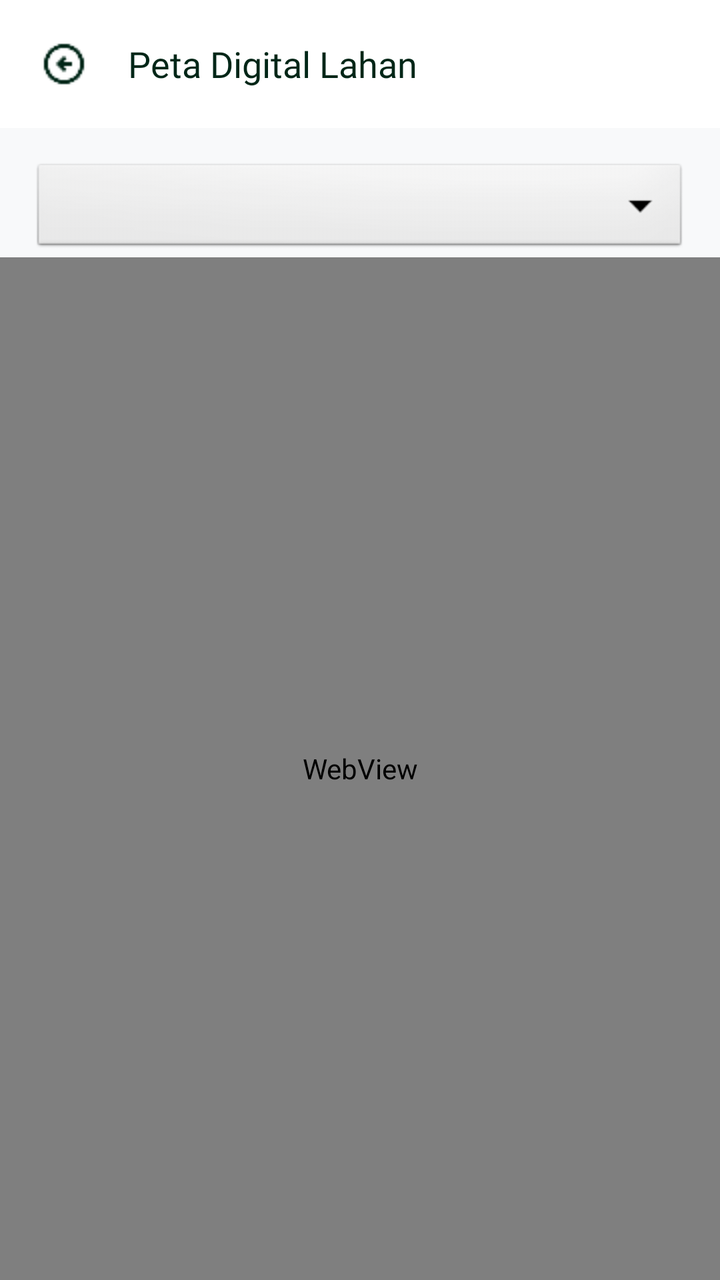
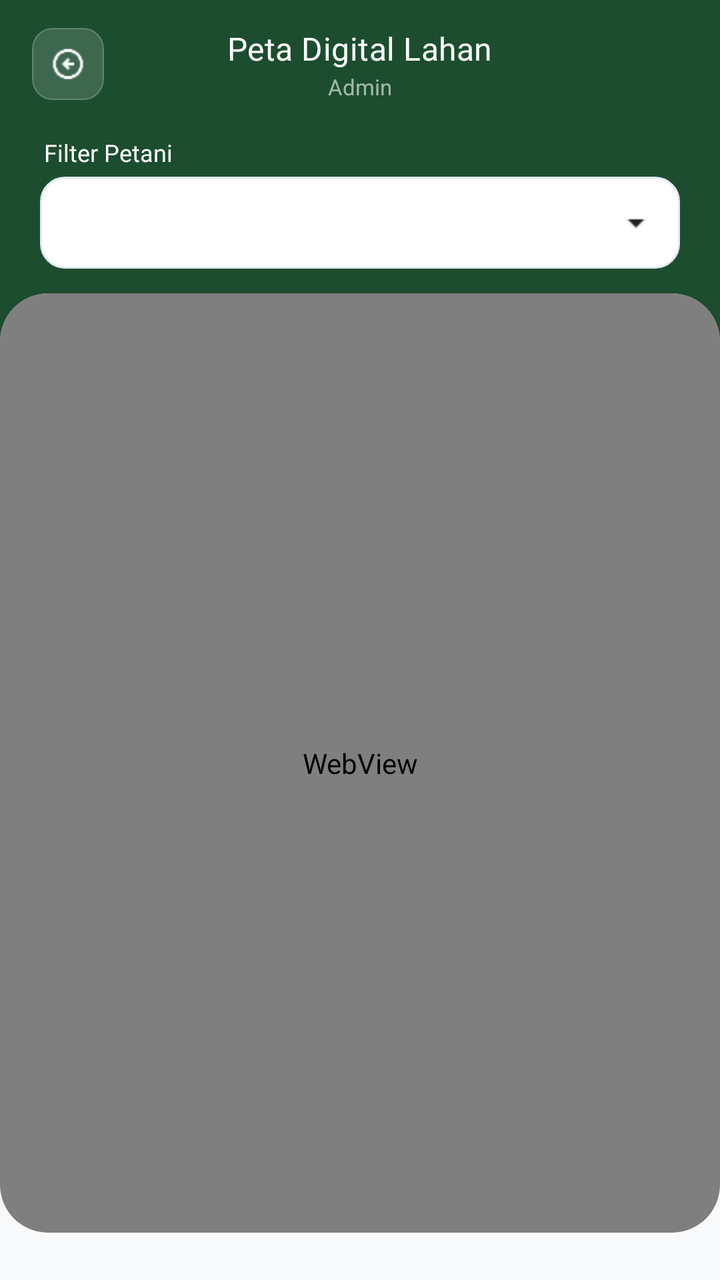

The first picture is an Android layout as it rendered before a commit; the second is the same layout after the commit. The layout source and the unified diff follow.
<!-- AndroidManifest.xml: application theme Theme.Notasawit -->
<!-- res/layout/activity_peta_lahan.xml -->
<?xml version="1.0" encoding="utf-8"?>
<androidx.constraintlayout.widget.ConstraintLayout
    xmlns:android="http://schemas.android.com/apk/res/android"
    xmlns:app="http://schemas.android.com/apk/res-auto"
    xmlns:tools="http://schemas.android.com/tools"
    android:layout_width="match_parent"
    android:layout_height="match_parent"
    android:background="#F8F9FA"
    android:fitsSystemWindows="true"
    tools:context=".Admin.PetaLahan.PetaLahanActivity">

    
    <com.google.android.material.appbar.AppBarLayout
        android:id="@+id/appBar"
        android:layout_width="match_parent"
        android:layout_height="wrap_content"
        android:background="@color/white"
        app:elevation="2dp"
        app:layout_constraintTop_toTopOf="parent">

        <androidx.appcompat.widget.Toolbar
            android:id="@+id/toolbar"
            android:layout_width="match_parent"
            android:layout_height="?attr/actionBarSize">
            
            <LinearLayout
                android:layout_width="match_parent"
                android:layout_height="match_parent"
                android:gravity="center_vertical"
                android:orientation="horizontal">

                <ImageView
                    android:id="@+id/btnBack"
                    android:layout_width="32dp"
                    android:layout_height="32dp"
                    android:layout_marginEnd="16dp"
                    android:background="?attr/selectableItemBackgroundBorderless"
                    android:clickable="true"
                    android:focusable="true"
                    android:padding="4dp"
                    android:src="@drawable/ic_arrow_left"
                    app:tint="#002617" />

                <TextView
                    android:layout_width="wrap_content"
                    android:layout_height="wrap_content"
                    android:text="Peta Digital Lahan"
                    android:textColor="#002617"
                    android:textSize="18sp"
                    android:fontFamily="@font/poppins_bold" />
                    
            </LinearLayout>
        </androidx.appcompat.widget.Toolbar>
    </com.google.android.material.appbar.AppBarLayout>

    <Spinner
        android:id="@+id/spinnerPetani"
        android:layout_width="match_parent"
        android:layout_height="wrap_content"
        android:layout_margin="16dp"
        android:padding="8dp"
        android:background="@android:drawable/btn_dropdown"
        app:layout_constraintTop_toBottomOf="@id/appBar"
        app:layout_constraintStart_toStartOf="parent"
        app:layout_constraintEnd_toEndOf="parent" />

    <WebView
        android:id="@+id/webViewPeta"
        android:layout_width="match_parent"
        android:layout_height="0dp"
        app:layout_constraintTop_toBottomOf="@id/spinnerPetani"
        app:layout_constraintBottom_toBottomOf="parent" />

    <ProgressBar
        android:id="@+id/progressBar"
        android:layout_width="wrap_content"
        android:layout_height="wrap_content"
        android:visibility="gone"
        app:layout_constraintTop_toTopOf="parent"
        app:layout_constraintBottom_toBottomOf="parent"
        app:layout_constraintStart_toStartOf="parent"
        app:layout_constraintEnd_toEndOf="parent" />

</androidx.constraintlayout.widget.ConstraintLayout>
<!-- resources referenced by this layout -->
<resources>
  <color name="white">#FFFFFFFF</color>
  <!-- drawable ic_arrow_left: png bitmap (drawable, 666 bytes) -->
  <style name="Theme.Notasawit" parent="Base.Theme.Notasawit" />
  <style name="Base.Theme.Notasawit" parent="Theme.Material3.Light.NoActionBar">
          
          <item name="colorPrimary">@color/primary</item>
          <item name="colorSecondary">@color/secondary</item>
          <item name="colorTertiary">@color/tertiary</item>
          <item name="android:statusBarColor">@color/white</item>
          <item name="android:windowLightStatusBar">true</item>
          
          <item name="elevationOverlayEnabled">false</item>
          <item name="colorSurface">@color/white</item>
          
          <item name="colorControlNormal">@color/tertiary</item>
          <item name="colorControlActivated">@color/primary</item>
      </style>
  <color name="primary">#1B4D2E</color>
  <color name="secondary">#D4AF37</color>
  <color name="tertiary">#002617</color>
</resources>

<!-- the commit's change to res/layout/activity_peta_lahan.xml (unified diff, before → after) -->
@@ -1,84 +1,144 @@
 <?xml version="1.0" encoding="utf-8"?>
-<androidx.constraintlayout.widget.ConstraintLayout
+<LinearLayout
     xmlns:android="http://schemas.android.com/apk/res/android"
     xmlns:app="http://schemas.android.com/apk/res-auto"
     xmlns:tools="http://schemas.android.com/tools"
     android:layout_width="match_parent"
     android:layout_height="match_parent"
+    android:orientation="vertical"
     android:background="#F8F9FA"
     android:fitsSystemWindows="true"
     tools:context=".Admin.PetaLahan.PetaLahanActivity">
 
     
-    <com.google.android.material.appbar.AppBarLayout
-        android:id="@+id/appBar"
+    <LinearLayout
+        android:layout_width="match_parent"
+        android:layout_height="64dp"
+        android:orientation="horizontal"
+        android:gravity="center_vertical"
+        android:paddingStart="16dp"
+        android:paddingEnd="16dp"
+        android:background="@drawable/bg_toolbar_gradient">
+
+        
+        <LinearLayout
+            android:id="@+id/btnBack"
+            android:layout_width="36dp"
+            android:layout_height="36dp"
+            android:gravity="center"
+            android:background="@drawable/bg_toolbar_btn"
+            android:clickable="true"
+            android:focusable="true">
+
+            <ImageView
+                android:layout_width="18dp"
+                android:layout_height="18dp"
+                android:src="@drawable/ic_arrow_left"
+                app:tint="#FFFFFF"
+                android:contentDescription="Kembali" />
+        </LinearLayout>
+
+        
+        <LinearLayout
+            android:layout_width="0dp"
+            android:layout_height="wrap_content"
+            android:layout_weight="1"
+            android:orientation="vertical"
+            android:gravity="center_horizontal"
+            android:layout_marginStart="12dp"
+            android:layout_marginEnd="12dp">
+
+            <TextView
+                android:layout_width="wrap_content"
+                android:layout_height="wrap_content"
+                android:text="Peta Digital Lahan"
+                android:textColor="#FFFFFF"
+                android:textSize="16sp"
+                android:fontFamily="@font/poppins_bold"
+                android:letterSpacing="0.01" />
+
+            <TextView
+                android:layout_width="wrap_content"
+                android:layout_height="wrap_content"
+                android:text="Admin"
+                android:textColor="#99FFFFFF"
+                android:textSize="11sp"
+                android:layout_marginTop="1dp" />
+        </LinearLayout>
+
+        
+        <View
+            android:layout_width="36dp"
+            android:layout_height="36dp" />
+
+    </LinearLayout>
+
+    
+    <LinearLayout
         android:layout_width="match_parent"
         android:layout_height="wrap_content"
-        android:background="@color/white"
-        app:elevation="2dp"
-        app:layout_constraintTop_toTopOf="parent">
+        android:orientation="vertical"
+        android:background="@drawable/bg_toolbar_gradient"
+        android:paddingStart="20dp"
+        android:paddingEnd="20dp"
+        android:paddingTop="4dp"
+        android:paddingBottom="36dp">
 
-        <androidx.appcompat.widget.Toolbar
-            android:id="@+id/toolbar"
+        <LinearLayout
             android:layout_width="match_parent"
-            android:layout_height="?attr/actionBarSize">
-            
-            <LinearLayout
+            android:layout_height="wrap_content"
+            android:orientation="vertical">
+
+            <TextView
+                android:layout_width="wrap_content"
+                android:layout_height="wrap_content"
+                android:text="Filter Petani"
+                android:textColor="#FFFFFF"
+                android:textSize="12sp"
+                android:fontFamily="@font/poppins_medium"
+                android:layout_marginBottom="4dp"
+                android:layout_marginStart="2dp" />
+
+            <Spinner
+                android:id="@+id/spinnerPetani"
                 android:layout_width="match_parent"
-                android:layout_height="match_parent"
-                android:gravity="center_vertical"
-                android:orientation="horizontal">
+                android:layout_height="46dp"
+                android:paddingStart="14dp"
+                android:paddingEnd="14dp"
+                android:background="@drawable/bg_dropdown_white" />
+        </LinearLayout>
 
-                <ImageView
-                    android:id="@+id/btnBack"
-                    android:layout_width="32dp"
-                    android:layout_height="32dp"
-                    android:layout_marginEnd="16dp"
-                    android:background="?attr/selectableItemBackgroundBorderless"
-                    android:clickable="true"
-                    android:focusable="true"
-                    android:padding="4dp"
-                    android:src="@drawable/ic_arrow_left"
-                    app:tint="#002617" />
+    </LinearLayout>
 
-                <TextView
-                    android:layout_width="wrap_content"
-                    android:layout_height="wrap_content"
-                    android:text="Peta Digital Lahan"
-                    android:textColor="#002617"
-                    android:textSize="18sp"
-                    android:fontFamily="@font/poppins_bold" />
-                    
-            </LinearLayout>
-        </androidx.appcompat.widget.Toolbar>
-    </com.google.android.material.appbar.AppBarLayout>
-
-    <Spinner
-        android:id="@+id/spinnerPetani"
-        android:layout_width="match_parent"
-        android:layout_height="wrap_content"
-        android:layout_margin="16dp"
-        android:padding="8dp"
-        android:background="@android:drawable/btn_dropdown"
-        app:layout_constraintTop_toBottomOf="@id/appBar"
-        app:layout_constraintStart_toStartOf="parent"
-        app:layout_constraintEnd_toEndOf="parent" />
-
-    <WebView
-        android:id="@+id/webViewPeta"
+    
+    <com.google.android.material.card.MaterialCardView
         android:layout_width="match_parent"
         android:layout_height="0dp"
-        app:layout_constraintTop_toBottomOf="@id/spinnerPetani"
-        app:layout_constraintBottom_toBottomOf="parent" />
+        android:layout_weight="1"
+        android:layout_marginTop="-24dp"
+        app:cardCornerRadius="24dp"
+        app:cardElevation="0dp"
+        app:strokeWidth="0dp"
+        app:cardBackgroundColor="#F8F9FA">
 
-    <ProgressBar
-        android:id="@+id/progressBar"
-        android:layout_width="wrap_content"
-        android:layout_height="wrap_content"
-        android:visibility="gone"
-        app:layout_constraintTop_toTopOf="parent"
-        app:layout_constraintBottom_toBottomOf="parent"
-        app:layout_constraintStart_toStartOf="parent"
-        app:layout_constraintEnd_toEndOf="parent" />
+        <FrameLayout
+            android:layout_width="match_parent"
+            android:layout_height="match_parent">
 
-</androidx.constraintlayout.widget.ConstraintLayout>
+            <WebView
+                android:id="@+id/webViewPeta"
+                android:layout_width="match_parent"
+                android:layout_height="match_parent" />
+
+            <ProgressBar
+                android:id="@+id/progressBar"
+                android:layout_width="wrap_content"
+                android:layout_height="wrap_content"
+                android:layout_gravity="center"
+                android:visibility="gone" />
+
+        </FrameLayout>
+
+    </com.google.android.material.card.MaterialCardView>
+
+</LinearLayout>
<!-- resource entries referenced after the edit -->
@@ -1,8 +1,56 @@
 <!-- resources referenced by this layout -->
 <resources>
+  <!-- drawable bg_dropdown_white (drawable) -->
+  <?xml version="1.0" encoding="utf-8"?>
+  <layer-list xmlns:android="http://schemas.android.com/apk/res/android">
+      <item>
+          <shape android:shape="rectangle">
+              <solid android:color="#FFFFFF" />
+              <stroke
+                  android:width="1dp"
+                  android:color="#E2E8F0" />
+              <corners android:radius="12dp" />
+          </shape>
+      </item>
+      <item
+          android:drawable="@drawable/ic_arrow_drop_down"
+          android:gravity="end|center_vertical"
+          android:right="12dp"
+          android:width="20dp"
+          android:height="20dp" />
+  </layer-list>
+  <!-- drawable bg_toolbar_btn (drawable) -->
+  <?xml version="1.0" encoding="utf-8"?>
+  <selector xmlns:android="http://schemas.android.com/apk/res/android">
+  
+      
+      <item android:state_pressed="true">
+          <shape android:shape="rectangle">
+              <solid android:color="#40FFFFFF" />
+              <stroke android:width="0.5dp" android:color="#60FFFFFF" />
+              <corners android:radius="10dp" />
+          </shape>
+      </item>
+  
+      
+      <item>
+          <shape android:shape="rectangle">
+              <solid android:color="#26FFFFFF" />
+              <stroke android:width="0.5dp" android:color="#40FFFFFF" />
+              <corners android:radius="10dp" />
+          </shape>
+      </item>
+  
+  </selector>
+  <!-- drawable bg_toolbar_gradient (drawable) -->
+  <?xml version="1.0" encoding="utf-8"?>
+  <shape xmlns:android="http://schemas.android.com/apk/res/android">
+      <solid android:color="#1B4D2E" />
+  </shape>
   <color name="white">#FFFFFFFF</color>
   <!-- drawable ic_arrow_left: png bitmap (drawable, 666 bytes) -->
   <style name="Theme.Notasawit" parent="Base.Theme.Notasawit" />
+  <!-- drawable ic_arrow_drop_down: png bitmap (drawable, 209 bytes) -->
   <style name="Base.Theme.Notasawit" parent="Theme.Material3.Light.NoActionBar">
           
           <item name="colorPrimary">@color/primary</item>
